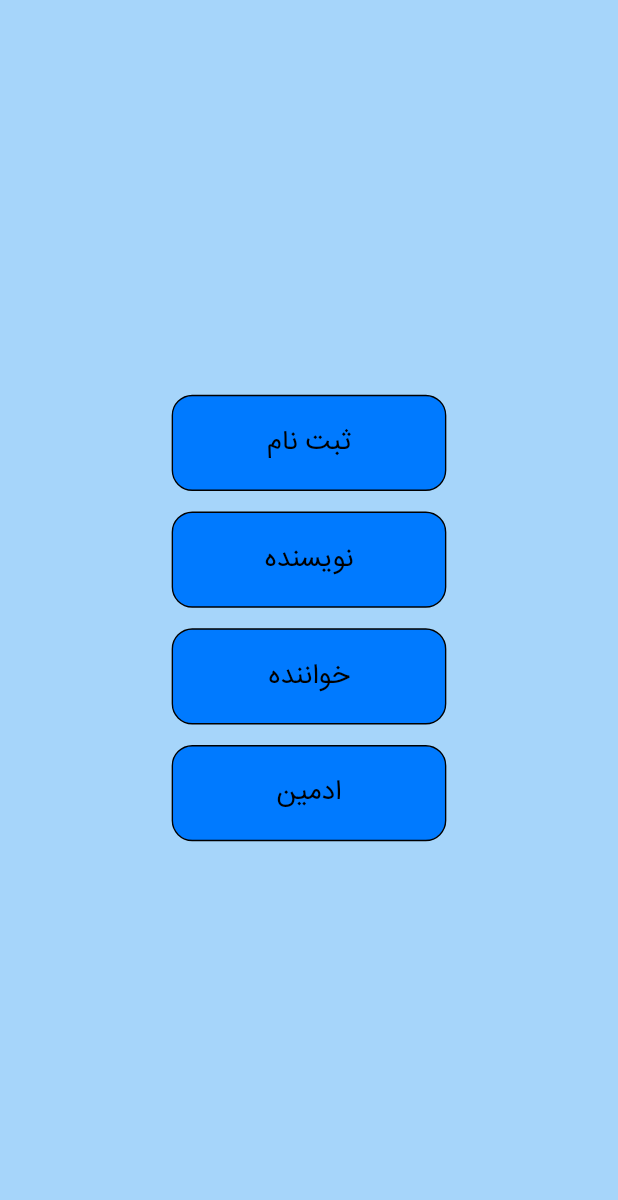
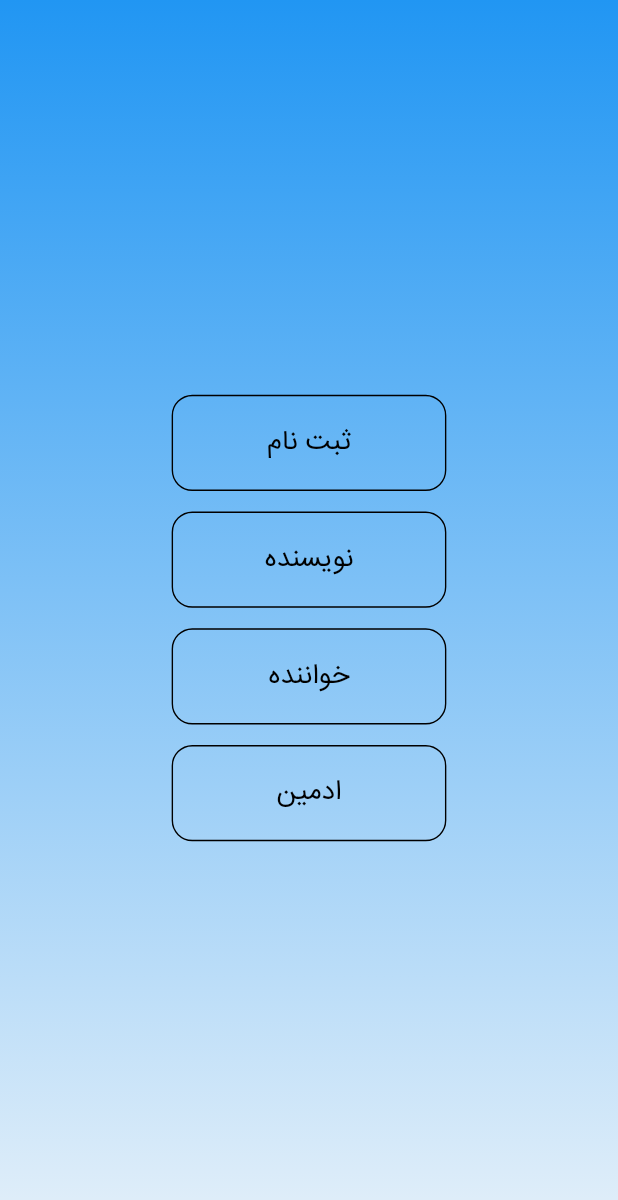
Before and after one commit to ahbb82/ghalam, a Flutter app: the screen it shows after launch, on a phone screen of 412 x 824 dp. Shown: the top 1200 px of the screen. Run offline on Flutter 3.47's test engine with Material 2 defaults, Android fonts, the phone set to English and light mode, and no system bars; our stand-ins replace dio, flutter_svg, get, responsive_framework; missing offline and left inert: dart:html, dart:js.

Commit message:
change veiw

```diff
--- a/lib/UI/Component/Buttons/select-service-btn.dart
+++ b/lib/UI/Component/Buttons/select-service-btn.dart
@@ -19,7 +19,7 @@ class SelectServicesBtn extends StatelessWidget {
         width: 200,
         height: 70,
         decoration: BoxDecoration(
-          color: CupertinoColors.activeBlue,
+          color: Colors.transparent,
           borderRadius: BorderRadius.circular(15),
           border: Border.all(width: 1,color: Colors.black)
         ),
--- a/lib/UI/Component/Headers/liking_header.dart
+++ b/lib/UI/Component/Headers/liking_header.dart
@@ -23,7 +23,7 @@ class _LikingHeaderState extends State<LikingHeader> {
     var size = MediaQuery.of(context).size;
     return Container(
       width: size.width,
-      color: login_background.withOpacity(0.6),
+      color: login_background.withOpacity(0.4),
       height: 50,
       child: Row(
         children: [
--- a/lib/UI/Component/Headers/main_header.dart
+++ b/lib/UI/Component/Headers/main_header.dart
@@ -13,7 +13,7 @@ class MainHeader extends StatelessWidget {
     var size = MediaQuery.of(context).size;
     return Container(
       width: size.width,
-      color: login_background,
+      color: login_background.withOpacity(0.5),
       height: 50,
       child: Row(
         children: [
--- a/lib/UI/Component/Login/login_form.dart
+++ b/lib/UI/Component/Login/login_form.dart
@@ -20,9 +20,9 @@ class LoginForm extends StatelessWidget {
       height: 210,
       padding: EdgeInsets.all(10),
       decoration: BoxDecoration(
-          borderRadius: BorderRadius.circular(20),
+          borderRadius: BorderRadius.circular(10),
           border: Border.all(width: 1,color: Colors.black),
-          color: login_background
+          color: Colors.transparent
       ),
       child: Column(
         mainAxisAlignment: MainAxisAlignment.center,
--- a/lib/UI/Component/Login/register_form.dart
+++ b/lib/UI/Component/Login/register_form.dart
@@ -16,9 +16,9 @@ class RegisterForm extends StatelessWidget {
       height: 280,
       padding: EdgeInsets.all(10),
       decoration: BoxDecoration(
-        borderRadius: BorderRadius.circular(20),
+        borderRadius: BorderRadius.circular(10),
         border: Border.all(width: 1,color: Colors.black),
-        color: login_background
+        color: Colors.transparent
       ),
       child: Column(
         mainAxisAlignment: MainAxisAlignment.center,
--- a/lib/UI/Veiw/Login/select-services.dart
+++ b/lib/UI/Veiw/Login/select-services.dart
@@ -9,9 +9,19 @@ class SelectServices extends StatelessWidget {
   Widget build(BuildContext context) {
     var size = MediaQuery.of(context).size;
     return Scaffold(
-      backgroundColor: login_background.withOpacity(0.4),
+      // backgroundColor: login_background.withOpacity(0.4),
       body: Container(
         width: size.width,
+        decoration: BoxDecoration(
+          gradient: LinearGradient(
+              colors: [
+                login_background,
+                login_background.withOpacity(0.1)
+              ],
+              begin: Alignment.topCenter,
+              end: Alignment.bottomCenter
+          )
+        ),
         child: Column(
           mainAxisAlignment: MainAxisAlignment.center,
           crossAxisAlignment: CrossAxisAlignment.center,
```
Also changed, not shown: lib/UI/Veiw/Login/login.dart (+34 -8 lines), lib/UI/Veiw/Login/register.dart (+32 -8 lines), lib/UI/Veiw/Login/splash.dart (+14 -2 lines).
